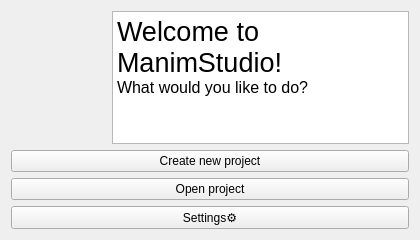
The window that src/ui/form.ui (AniMathIO/ManimStudio) describes before a commit, drawn with Qt 5.
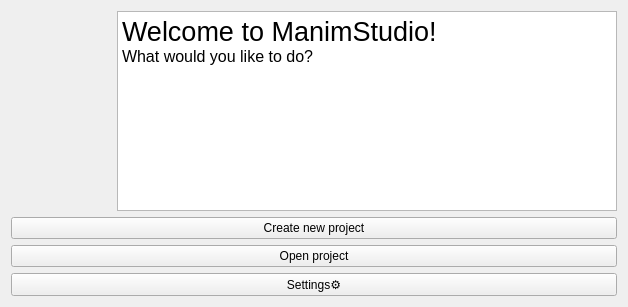
The same window after the commit. Icons and pictures are not drawn.

The edit to the form file:
```diff
--- a/src/ui/form.ui
+++ b/src/ui/form.ui
@@ -14,21 +14,21 @@
    </rect>
   </property>
   <property name="sizePolicy">
-   <sizepolicy hsizetype="Fixed" vsizetype="Fixed">
+   <sizepolicy hsizetype="Preferred" vsizetype="Preferred">
     <horstretch>0</horstretch>
     <verstretch>0</verstretch>
    </sizepolicy>
   </property>
   <property name="minimumSize">
    <size>
-    <width>420</width>
-    <height>240</height>
+    <width>0</width>
+    <height>0</height>
    </size>
   </property>
   <property name="maximumSize">
    <size>
-    <width>420</width>
-    <height>240</height>
+    <width>16777215</width>
+    <height>16777215</height>
    </size>
   </property>
   <property name="sizeIncrement">
@@ -494,24 +494,30 @@
   </property>
   <layout class="QVBoxLayout" name="verticalLayout">
    <item>
-    <layout class="QGridLayout" name="gridLayout">
+    <layout class="QGridLayout" name="gridLayout" rowstretch="0,0,0,0,0,0" columnstretch="0,0,0,0,0" rowminimumheight="0,0,0,0,0,0" columnminimumwidth="0,0,0,0,0">
      <item row="0" column="1">
       <widget class="QLabel" name="label">
        <property name="enabled">
         <bool>true</bool>
        </property>
        <property name="sizePolicy">
-        <sizepolicy hsizetype="Maximum" vsizetype="Maximum">
+        <sizepolicy hsizetype="Preferred" vsizetype="Preferred">
          <horstretch>0</horstretch>
          <verstretch>0</verstretch>
         </sizepolicy>
        </property>
-       <property name="maximumSize">
+       <property name="minimumSize">
         <size>
          <width>100</width>
          <height>100</height>
         </size>
        </property>
+       <property name="maximumSize">
+        <size>
+         <width>16777215</width>
+         <height>16777215</height>
+        </size>
+       </property>
        <property name="sizeIncrement">
         <size>
          <width>0</width>
@@ -569,7 +575,7 @@
      <item row="5" column="1" colspan="4">
       <widget class="QPushButton" name="settingsBtn">
        <property name="sizePolicy">
-        <sizepolicy hsizetype="Minimum" vsizetype="Expanding">
+        <sizepolicy hsizetype="Minimum" vsizetype="Fixed">
          <horstretch>0</horstretch>
          <verstretch>0</verstretch>
         </sizepolicy>
@@ -581,6 +587,18 @@
      </item>
      <item row="0" column="2" rowspan="2" colspan="3">
       <widget class="QTextEdit" name="textEdit">
+       <property name="sizePolicy">
+        <sizepolicy hsizetype="MinimumExpanding" vsizetype="MinimumExpanding">
+         <horstretch>0</horstretch>
+         <verstretch>0</verstretch>
+        </sizepolicy>
+       </property>
+       <property name="minimumSize">
+        <size>
+         <width>500</width>
+         <height>200</height>
+        </size>
+       </property>
        <property name="readOnly">
         <bool>true</bool>
        </property>
```
Left out of the diff: 8 changed lines with no effect on the pictures.
